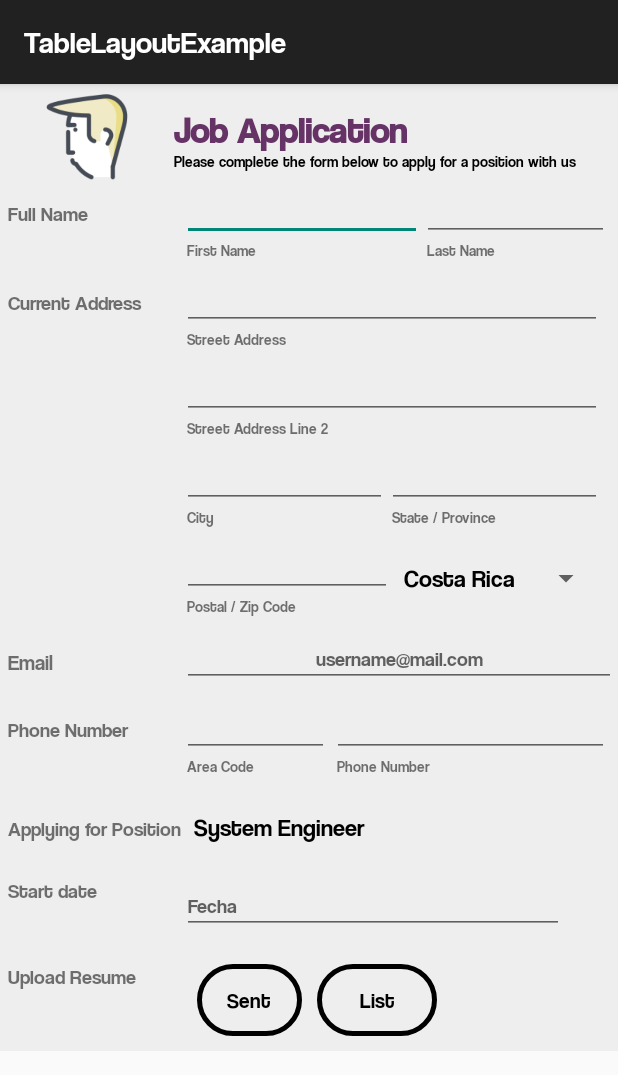
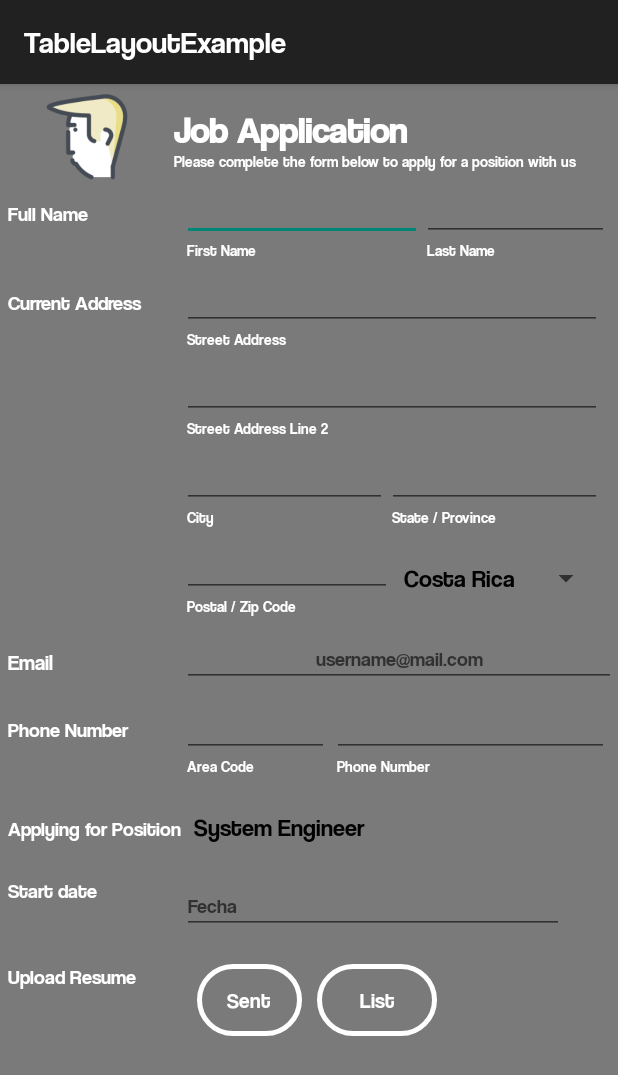
Before and after one commit to DS-Android-Java/JobApplications, an Android app: the formActivity screen opened directly, with no data from a screen before it, on a phone screen of 412 x 824 dp. Shown: the top 1075 px of the screen. Run offline under Robolectric (Android 15) with nearby library versions, the phone set to English and light mode, and no system bars.

Commit message:
Prueba 2

```diff
--- a/app/src/main/res/drawable/bg_gradient_login.xml
+++ b/app/src/main/res/drawable/bg_gradient_login.xml
@@ -4,9 +4,9 @@
     <shape>
         <gradient
             android:angle="90"
-            android:startColor="#355C7D"
-            android:centerColor="#6C5B7B"
-            android:endColor="#C06C84"
+            android:startColor="#7a7a7a"
+            android:centerColor="#7a7a7a"
+            android:endColor="#7a7a7a"
             android:type="linear"/>
     </shape>
 </item>
--- a/app/src/main/res/drawable/btn_login.xml
+++ b/app/src/main/res/drawable/btn_login.xml
@@ -3,5 +3,5 @@
     android:shape="rectangle">
     <corners android:radius="150dp"/>
     <stroke android:width="5px"
-        android:color="@android:color/black"/>
+        android:color="@android:color/white"/>
 </shape>
--- a/app/src/main/res/drawable/txt_btn_login.xml
+++ b/app/src/main/res/drawable/txt_btn_login.xml
@@ -1,6 +1,6 @@
 <?xml version="1.0" encoding="utf-8"?>
 <selector xmlns:android="http://schemas.android.com/apk/res/android">
 
-    <item android:color="#000" android:state_pressed="false"/>
+    <item android:color="#fff" android:state_pressed="false"/>
     <item android:color="#aa023d61" android:state_pressed="true" />
 </selector>
--- a/app/src/main/res/layout/activity_form.xml
+++ b/app/src/main/res/layout/activity_form.xml
@@ -4,12 +4,13 @@
     android:layout_width="fill_parent"
     android:layout_height="fill_parent"
     android:layout_weight="1"
-    android:scrollbars="none">
+    android:scrollbars="none"
+    android:background="@drawable/bg_gradient_login">
 
     <TableLayout
         android:layout_width="match_parent"
         android:layout_height="match_parent"
-        android:background="#EEEEEE"
+        android:background="@drawable/bg_gradient_login"
         android:isScrollContainer="true"
         android:orientation="vertical"
         android:stretchColumns="*"
@@ -42,7 +43,7 @@
                     android:fontFamily="@font/coolveticarg"
                     android:gravity="left"
                     android:text="Job Application"
-                    android:textColor="#663366"
+                    android:textColor="#fff"
                     android:textSize="24sp"
                     android:textStyle="bold" />
 
@@ -52,7 +53,7 @@
                     android:layout_height="match_parent"
                     android:fontFamily="@font/coolveticarg"
                     android:text="Please complete the form below to apply for a position with us"
-                    android:textColor="#000"
+                    android:textColor="#fff"
                     android:textSize="10dp" />
             </LinearLayout>
 
@@ -74,6 +75,7 @@
                 android:layout_marginTop="10dp"
                 android:fontFamily="@font/coolveticarg"
                 android:text="Full Name"
+                android:textColor="#fff"
                 android:textSize="13dp"/>
 
             <LinearLayout
@@ -95,6 +97,7 @@
                         android:layout_weight="1"
                         android:ems="10"
                         android:inputType="textPersonName"
+                        android:textColor="#fff"
                         android:textSize="13sp" />
 
                     <TextView
@@ -104,6 +107,7 @@
                         android:layout_marginLeft="3dp"
                         android:layout_weight="1"
                         android:text="First Name"
+                        android:textColor="#fff"
                         android:textSize="10sp" />
                 </LinearLayout>
 
@@ -119,6 +123,7 @@
                         android:layout_height="wrap_content"
                         android:layout_weight="1"
                         android:ems="10"
+                        android:textColor="#fff"
                         android:inputType="textPersonName"
                         android:textSize="13sp" />
 
@@ -129,6 +134,7 @@
                         android:layout_marginLeft="3dp"
                         android:layout_weight="1"
                         android:text="Last Name"
+                        android:textColor="#fff"
                         android:textSize="10sp" />
                 </LinearLayout>
 
@@ -142,8 +148,7 @@
             android:layout_height="match_parent"
             android:layout_marginLeft="5dp"
             android:layout_marginRight="5dp"
-            android:layout_marginBottom="10dp"
-            android:background="#EEEEEE">
+            android:layout_marginBottom="10dp">
 
             <TextView
                 android:id="@+id/tvDireccion"
@@ -151,6 +156,7 @@
                 android:layout_height="wrap_content"
                 android:layout_marginTop="10dp"
                 android:text="@string/tvCA"
+                android:textColor="#fff"
                 android:textSize="13dp"/>
 
             <LinearLayout
@@ -166,6 +172,7 @@
                     android:layout_marginRight="40dp"
                     android:ems="10"
                     android:inputType="textPersonName"
+                    android:textColor="#fff"
                     android:textSize="13dp" />
 
                 <TextView
@@ -174,7 +181,8 @@
                     android:layout_height="wrap_content"
                     android:layout_marginLeft="3dp"
                     android:text="Street Address"
-                    android:textSize="10sp" />
+                    android:textSize="10sp"
+                    android:textColor="#fff"/>
 
                 <EditText
                     android:id="@+id/etStreetAddress2"
@@ -184,7 +192,8 @@
                     android:layout_marginRight="40dp"
                     android:ems="10"
                     android:inputType="textPersonName"
-                    android:textSize="13sp" />
+                    android:textSize="13sp"
+                    android:textColor="#fff"/>
 
                 <TextView
                     android:id="@+id/tvStreetAddress2"
@@ -192,7 +201,8 @@
                     android:layout_height="wrap_content"
                     android:layout_marginLeft="3dp"
                     android:text="Street Address Line 2"
-                    android:textSize="10sp" />
+                    android:textSize="10sp"
+                    android:textColor="#fff"/>
 
                 <LinearLayout
                     android:layout_width="match_parent"
@@ -214,7 +224,8 @@
                             android:layout_weight="1"
                             android:ems="10"
                             android:inputType="textPersonName"
-                            android:textSize="13sp" />
+                            android:textSize="13sp"
+                            android:textColor="#fff"/>
 
                         <TextView
                             android:id="@+id/tvCity"
@@ -223,7 +234,8 @@
                             android:layout_marginLeft="3dp"
                             android:layout_weight="1"
                             android:text="City"
-                            android:textSize="10sp" />
+                            android:textSize="10sp"
+                            android:textColor="#fff"/>
                     </LinearLayout>
 
                     <LinearLayout
@@ -239,7 +251,8 @@
                             android:layout_weight="1"
                             android:ems="10"
                             android:inputType="textPersonName"
-                            android:textSize="13sp" />
+                            android:textSize="13sp"
+                            android:textColor="#fff"/>
 
                         <TextView
                             android:id="@+id/tvState"
@@ -248,7 +261,8 @@
                             android:layout_marginLeft="3dp"
                             android:layout_weight="1"
                             android:text="State / Province"
-                            android:textSize="10sp" />
+                            android:textSize="10sp"
+                            android:textColor="#fff"/>
                     </LinearLayout>
 
                 </LinearLayout>
@@ -273,7 +287,8 @@
                             android:layout_weight="1"
                             android:ems="10"
                             android:inputType="textPersonName"
-                            android:textSize="13sp" />
+                            android:textSize="13sp"
+                            android:textColor="#fff"/>
 
                         <TextView
                             android:id="@+id/tvPostalCode"
@@ -282,7 +297,8 @@
                             android:layout_marginLeft="3dp"
                             android:layout_weight="1"
                             android:text="Postal / Zip Code "
-                            android:textSize="10sp" />
+                            android:textSize="10sp"
+                            android:textColor="#fff"/>
                     </LinearLayout>
 
                     <LinearLayout
@@ -306,7 +322,8 @@
                             android:layout_marginTop="10dp"
                             android:layout_weight="1"
                             android:text="Country"
-                            android:textSize="10sp" />
+                            android:textSize="10sp"
+                            android:textColor="#fff"/>
                     </LinearLayout>
                 </LinearLayout>
             </LinearLayout>
@@ -325,7 +342,8 @@
                 android:layout_width="wrap_content"
                 android:layout_height="wrap_content"
                 android:layout_marginTop="3dp"
-                android:text="Email " />
+                android:text="Email "
+                android:textColor="#fff"/>
 
             <EditText
                 android:id="@+id/etEmail"
@@ -336,7 +354,8 @@
                 android:gravity="center_horizontal"
                 android:hint="username@mail.com"
                 android:inputType="textEmailAddress"
-                android:textSize="13sp" />
+                android:textSize="13sp"
+                android:textColor="#fff"/>
         </TableRow>
 
         <TableRow
@@ -353,7 +372,8 @@
                 android:layout_height="wrap_content"
                 android:layout_marginTop="10dp"
                 android:text="@string/tvPN"
-                android:textSize="13dp"/>
+                android:textSize="13dp"
+                android:textColor="#fff"/>
 
             <LinearLayout
                 android:layout_width="wrap_content"
@@ -374,7 +394,8 @@
                         android:layout_weight="1"
                         android:ems="10"
                         android:inputType="textPersonName"
-                        android:textSize="13sp" />
+                        android:textSize="13sp"
+                        android:textColor="#fff"/>
 
                     <TextView
                         android:id="@+id/tvAreaCode"
@@ -383,7 +404,8 @@
                         android:layout_marginLeft="3dp"
                         android:layout_weight="1"
                         android:text="Area Code"
-                        android:textSize="10sp" />
+                        android:textSize="10sp"
+                        android:textColor="#fff"/>
 
                 </LinearLayout>
 
@@ -401,7 +423,8 @@
                         android:ems="10"
                         android:layout_marginRight="30dp"
                         android:inputType="number"
-                        android:textSize="13sp" />
+                        android:textSize="13sp"
+                        android:textColor="#fff"/>
 
                     <TextView
                         android:id="@+id/tvPhoneNumber"
@@ -410,7 +433,8 @@
                         android:layout_marginLeft="3dp"
                         android:layout_weight="1"
                         android:text="Phone Number "
-                        android:textSize="10sp" />
+                        android:textSize="10sp"
+                        android:textColor="#fff"/>
 
                 </LinearLayout>
 
@@ -431,7 +455,8 @@
                 android:layout_width="wrap_content"
                 android:layout_height="wrap_content"
                 android:text="@string/tvAP"
-                android:textSize="13dp"/>
+                android:textSize="13dp"
+                android:textColor="#fff"/>
 
             <Spinner
                 android:id="@+id/spinnerAP"
@@ -452,7 +477,8 @@
                 android:layout_width="wrap_content"
                 android:layout_height="wrap_content"
                 android:text="@string/tvSD"
-                android:textSize="13dp"/>
+                android:textSize="13dp"
+                android:textColor="#fff"/>
 
             <LinearLayout
                 android:layout_width="wrap_content"
@@ -470,7 +496,8 @@
                     android:hint="@string/etDatePicker"
                     android:inputType="date"
                     android:maxLines="1"
-                    android:textSize="13dp" />
+                    android:textSize="13dp"
+                    android:textColor="#fff"/>
 
             </LinearLayout>
 
@@ -490,7 +517,8 @@
                 android:layout_width="wrap_content"
                 android:layout_height="wrap_content"
                 android:text="@string/tvUR"
-                android:textSize="13dp" />
+                android:textSize="13dp"
+                android:textColor="#fff"/>
 
             <LinearLayout
                 android:layout_width="wrap_content"
--- a/app/src/main/res/layout/activity_main.xml
+++ b/app/src/main/res/layout/activity_main.xml
@@ -3,7 +3,7 @@
     xmlns:android="http://schemas.android.com/apk/res/android"
     android:layout_width="match_parent"
     android:layout_height="match_parent"
-    android:background="#fff"
+    android:background="@drawable/bg_gradient_login"
     android:orientation="vertical"
     android:stretchColumns="1">
 
@@ -15,7 +15,7 @@
             android:layout_span="2"
             android:gravity="center_horizontal"
             android:text="@string/loginForm"
-            android:textColor="#000"
+            android:textColor="#fff"
             android:textSize="25sp"
             android:fontFamily="@font/coolveticarg"
             android:textStyle="bold"
@@ -28,7 +28,7 @@
             android:layout_column="0"
             android:layout_marginLeft="10dp"
             android:text="@string/userName"
-            android:textColor="#000"
+            android:textColor="#fff"
             android:fontFamily="@font/coolveticarg"
             android:textSize="16sp" />
 
@@ -41,6 +41,7 @@
             android:layout_weight="1"
             android:ems="10"
             android:hint="@string/userName"
+            android:textColor="#fff"
             android:inputType="textPersonName"
             android:textSize="17sp" />
     </TableRow>
@@ -51,9 +52,8 @@
             android:layout_height="wrap_content"
             android:layout_column="0"
             android:layout_marginLeft="10dp"
-
             android:text="@string/password"
-            android:textColor="#000"
+            android:textColor="#fff"
             android:fontFamily="@font/coolveticarg"
             android:textSize="16sp" />
 
@@ -66,6 +66,7 @@
             android:layout_weight="1"
             android:ems="10"
             android:hint="@string/password"
+            android:textColor="#fff"
             android:inputType="textPassword"
             android:textSize="17sp" />
     </TableRow>
--- /dev/null
+++ b/app/src/main/res/values/colors.xml
@@ -0,0 +1,9 @@
+<?xml version="1.0" encoding="utf-8"?>
+<resources>
+    <color name="colorPrimary">#ca161e</color>
+    <color name="colorPrimaryDark">#b8141b</color>
+    <color name="colorAccent">#b8141b</color>
+    <color name="bg_row_background">#b8141b</color>
+    <color name="item_name">#535353</color>
+    <color name="description">#a9a9a9</color>
+</resources>
--- a/app/src/main/res/values/styles.xml
+++ b/app/src/main/res/values/styles.xml
@@ -1,9 +1,10 @@
 <resources>
-
     <!-- Base application theme. -->
     <style name="AppTheme" parent="Theme.AppCompat.Light.DarkActionBar">
         <!-- Customize your theme here. -->
+        <item name="colorPrimary">@color/colorPrimary</item>
+        <item name="colorPrimaryDark">@color/colorPrimaryDark</item>
+        <item name="colorAccent">@color/colorAccent</item>
         <item name="android:fontFamily">@font/coolveticarg</item>
     </style>
-
 </resources>
```
Also changed, not shown: 1 other file.
